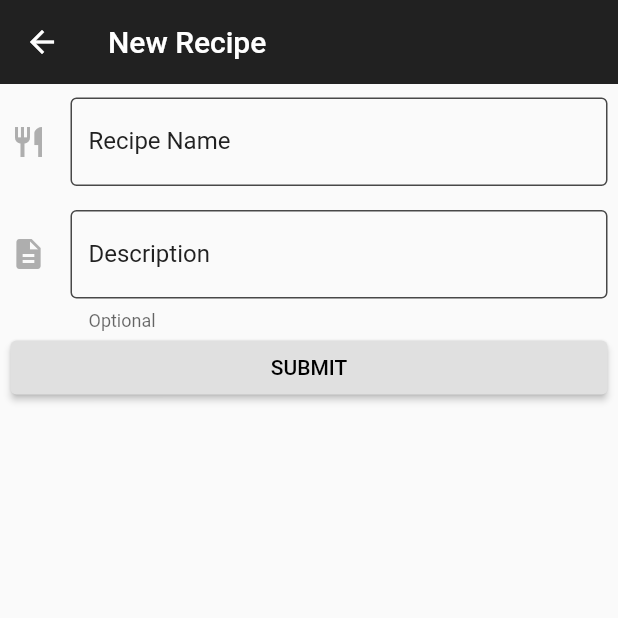
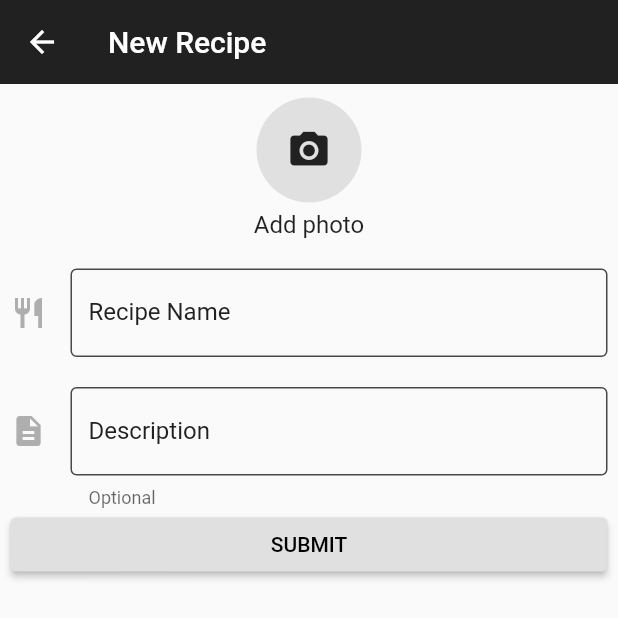
Before and after one commit to wesley38/besitary, a Flutter app: the NewRecipePage screen opened directly, on a phone screen of 412 x 824 dp. Shown: the top 618 px of the screen. Run offline on Flutter 3.47's test engine with Material 2 defaults, Android fonts, the phone set to English and light mode, and no system bars.

Commit message:
Added a photo button

```diff
--- a/lib/new_recipe.dart
+++ b/lib/new_recipe.dart
@@ -70,7 +70,35 @@ class _NewRecipeFormState extends State<NewRecipeForm> {
       key: _formKey,
       child: ListView(
         children: <Widget>[
+          Column(
+            // Add photo button
+            children: [
+              CircleAvatar(
+                radius: 35,
+                backgroundColor: ksecondary,
+                child: IconButton(
+                  onPressed: () {},
+                  icon: const Icon(
+                    Icons.photo_camera,
+                    color: kprimary,
+                    size: 30.0,
+                  ),
+                ),
+              ),
+              const SizedBox(
+                height: 5.0,
+              ),
+              const Text(
+                "Add photo",
+                style: TextStyle(fontSize: 16.0),
+              )
+            ],
+          ),
+          const SizedBox(
+            height: 20.0,
+          ),
           TextFormField(
+            // Recipe name field
             validator: (value) {
               if (value == null || value.isEmpty) {
                 return "Please enter a recipe name";
@@ -87,9 +115,10 @@ class _NewRecipeFormState extends State<NewRecipeForm> {
             cursorColor: kprimaryDark,
           ),
           const SizedBox(
-            height: 16.0,
+            height: 20.0,
           ),
           TextFormField(
+            // Recipe description field
             decoration: createInput(
                 "Description",
                 const Icon(
```
